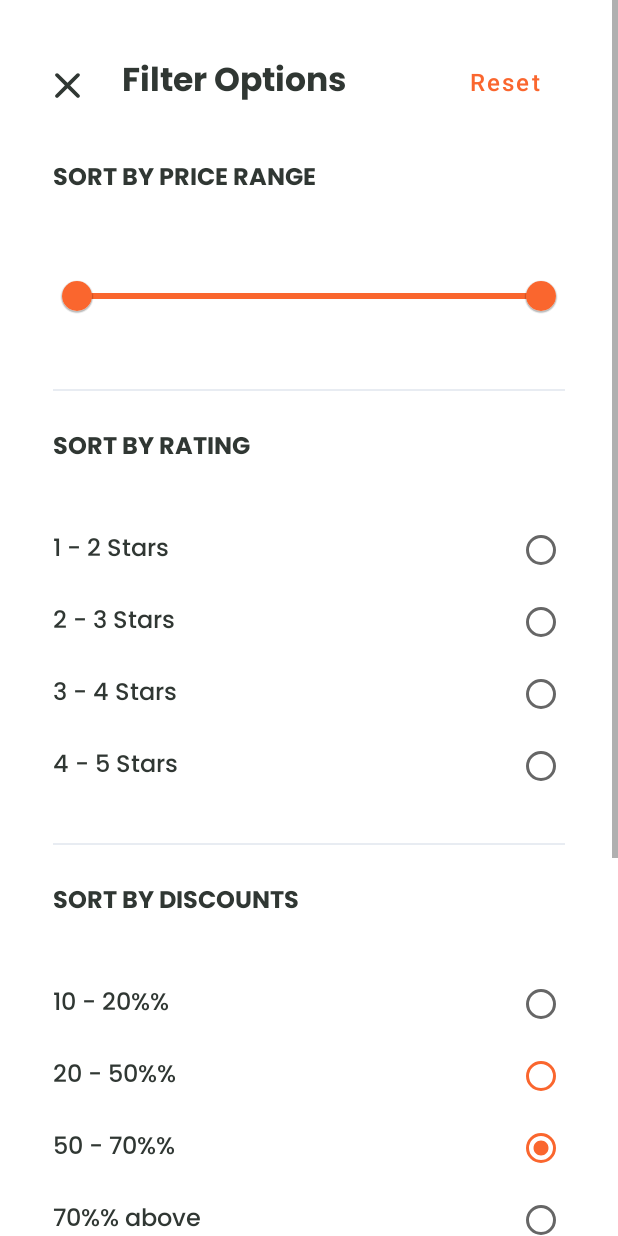
After one commit to IkPyDev/EcommerceAPP, an Android app: the fragment FilterFragment shown on its own in the app's theme, on a phone screen of 412 x 824 dp. The commit adds this screen. Run offline under Robolectric (Android 15) with nearby library versions, the phone set to English and light mode, and no system bars; our stand-ins replace Dagger/Hilt's generated code, paging.

Commit message:
Filter Ui Finished

```diff
--- a/app/src/main/java/com/ikpydev/ecommerceapp/domain/repo/ProductRepository.kt
+++ b/app/src/main/java/com/ikpydev/ecommerceapp/domain/repo/ProductRepository.kt
@@ -1,6 +1,5 @@
 package com.ikpydev.ecommerceapp.domain.repo
 
-import androidx.lifecycle.LiveData
 import androidx.paging.PagingData
 import com.ikpydev.ecommerceapp.data.api.product.dto.Category
 import com.ikpydev.ecommerceapp.data.api.product.dto.HomeResponse
--- /dev/null
+++ b/app/src/main/java/com/ikpydev/ecommerceapp/presention/filter/FilterFragment.kt
@@ -0,0 +1,59 @@
+package com.ikpydev.ecommerceapp.presention.filter
+
+import android.os.Bundle
+import android.view.LayoutInflater
+import android.view.View
+import android.view.ViewGroup
+import androidx.core.view.isVisible
+import androidx.fragment.app.Fragment
+import androidx.fragment.app.viewModels
+import androidx.navigation.fragment.findNavController
+import com.ikpydev.ecommerceapp.databinding.FilterFragmentBinding
+import com.ikpydev.ecommerceapp.databinding.ItemRadioGroupBinding
+import dagger.hilt.android.AndroidEntryPoint
+
+@AndroidEntryPoint
+class FilterFragment:Fragment() {
+
+    private lateinit var binding : FilterFragmentBinding
+    private val viewModel by viewModels<FilterViewModel>()
+
+
+    override fun onCreateView(
+        inflater: LayoutInflater,
+        container: ViewGroup?,
+        savedInstanceState: Bundle?
+    ): View {
+        binding = FilterFragmentBinding.inflate(inflater)
+        return binding.root
+
+    }
+
+    override fun onViewCreated(view: View, savedInstanceState: Bundle?) {
+        super.onViewCreated(view, savedInstanceState)
+
+        initUi()
+        subscribeToLiveData()
+    }
+
+    private fun subscribeToLiveData() = with(binding) {
+        viewModel.categories.observe(viewLifecycleOwner){category ->
+            listOf(categoryGroup,categoryTitle,othersDivider).forEach{it.isVisible = true}
+
+            category.forEach{
+                val radioBinding = ItemRadioGroupBinding.inflate(layoutInflater)
+                radioBinding.root.text = it.title
+                radioBinding.root.tag  = it
+            }
+
+        }
+    }
+
+    private fun initUi() = with(binding) {
+        close.setOnClickListener {
+            findNavController().popBackStack()
+        }
+
+    }
+
+}
--- /dev/null
+++ b/app/src/main/java/com/ikpydev/ecommerceapp/presention/filter/FilterViewModel.kt
@@ -0,0 +1,35 @@
+package com.ikpydev.ecommerceapp.presention.filter
+
+import androidx.lifecycle.MutableLiveData
+import androidx.lifecycle.ViewModel
+import androidx.lifecycle.viewModelScope
+import com.ikpydev.ecommerceapp.data.api.product.dto.Category
+import com.ikpydev.ecommerceapp.domain.repo.ProductRepository
+import com.ikpydev.ecommerceapp.utils.SingleLiveEvent
+import dagger.hilt.android.lifecycle.HiltViewModel
+import kotlinx.coroutines.launch
+import javax.inject.Inject
+
+@HiltViewModel
+class FilterViewModel @Inject constructor(private val productRepository: ProductRepository) :
+    ViewModel() {
+
+        val categories = MutableLiveData<List<Category>>()
+        val events = SingleLiveEvent<Event>()
+
+
+    fun getCategories() = viewModelScope.launch {
+        try {
+            val result  = productRepository.getCategories()
+            categories.postValue(result)
+        }catch (e:Exception) { events.postValue(Event.CategoryError)}
+    }
+}
+
+
+
+
+
+sealed class Event{
+    object  CategoryError : Event()
+}
--- /dev/null
+++ b/app/src/main/res/layout/filter_fragment.xml
@@ -0,0 +1,390 @@
+<?xml version="1.0" encoding="utf-8"?>
+<ScrollView xmlns:android="http://schemas.android.com/apk/res/android"
+    xmlns:app="http://schemas.android.com/apk/res-auto"
+    xmlns:tools="http://schemas.android.com/tools"
+    android:layout_width="match_parent"
+    android:layout_height="match_parent">
+
+    <androidx.constraintlayout.widget.ConstraintLayout
+        android:layout_width="match_parent"
+        android:layout_height="wrap_content"
+        android:paddingBottom="30dp">
+
+        <ImageView
+            android:id="@+id/close"
+            android:layout_width="42dp"
+            android:layout_height="42dp"
+            android:layout_marginStart="24dp"
+            android:layout_marginTop="36dp"
+            android:padding="6dp"
+            android:src="@drawable/ic_close"
+            app:layout_constraintStart_toStartOf="parent"
+            app:layout_constraintTop_toTopOf="parent" />
+
+        <TextView
+            android:id="@+id/filterTitle"
+            android:layout_width="wrap_content"
+            android:layout_height="wrap_content"
+            android:layout_marginStart="15dp"
+            android:fontFamily="@font/bold"
+
+
+            android:text="@string/Fragment_filter_title"
+            android:textColor="@color/dark_text"
+            android:textSize="22sp"
+            app:layout_constraintStart_toEndOf="@id/close"
+
+            app:layout_constraintTop_toTopOf="@id/close" />
+
+        <com.google.android.material.button.MaterialButton
+            android:id="@+id/reset"
+            style="@style/Widget.MaterialComponents.Button.TextButton"
+            android:layout_width="0dp"
+            android:layout_height="wrap_content"
+            android:layout_marginEnd="32dp"
+            android:text="@string/frgament_filter_reset"
+            android:textAllCaps="false"
+            android:textColor="@color/orange"
+
+            android:textSize="16sp"
+            app:layout_constraintBaseline_toBaselineOf="@id/filterTitle"
+            app:layout_constraintEnd_toEndOf="parent" />
+
+        <TextView
+            android:id="@+id/priceTitle"
+            android:layout_width="0dp"
+            android:layout_height="wrap_content"
+            android:layout_marginHorizontal="35dp"
+            android:layout_marginStart="35dp"
+            android:layout_marginTop="27dp"
+            android:fontFamily="@font/bold"
+            android:text="@string/Fragment_filter_price_title"
+            android:textAllCaps="true"
+            android:textColor="@color/dark_text"
+            android:textSize="16sp"
+            app:layout_constraintStart_toStartOf="parent"
+            app:layout_constraintTop_toBottomOf="@+id/close" />
+
+        <com.google.android.material.slider.RangeSlider
+
+            android:id="@+id/range"
+            android:layout_width="match_parent"
+            android:layout_height="wrap_content"
+            android:layout_marginHorizontal="35dp"
+            android:layout_marginTop="40dp"
+            android:valueFrom="0.0"
+            android:valueTo="1000.0"
+            app:layout_constraintStart_toStartOf="parent"
+
+            app:layout_constraintTop_toBottomOf="@id/priceTitle"
+            app:values="@array/initial_slider_values" />
+
+        <com.google.android.material.divider.MaterialDivider
+            android:id="@+id/priceDivider"
+            android:layout_width="match_parent"
+            android:layout_height="1dp"
+            android:layout_marginHorizontal="35dp"
+            android:layout_marginTop="38dp"
+            app:dividerColor="@color/gray_1"
+
+            app:layout_constraintTop_toBottomOf="@id/range" />
+
+        <TextView
+            android:id="@+id/ratingTitle"
+            android:layout_width="0dp"
+            android:layout_height="wrap_content"
+            android:layout_marginHorizontal="35dp"
+            android:layout_marginStart="35dp"
+            android:layout_marginTop="24dp"
+            android:fontFamily="@font/bold"
+            android:text="@string/Fragment_filter_rating_title"
+            android:textAllCaps="true"
+            android:textColor="@color/dark_text"
+            android:textSize="16sp"
+            app:layout_constraintStart_toStartOf="parent"
+            app:layout_constraintTop_toBottomOf="@+id/priceDivider" />
+
+
+        <RadioGroup
+            android:id="@+id/ratingGroup"
+            android:layout_width="match_parent"
+            android:layout_height="wrap_content"
+            android:layout_marginHorizontal="35dp"
+
+            android:layout_marginTop="30dp"
+
+            app:layout_constraintTop_toBottomOf="@+id/ratingTitle">
+
+            <RadioButton
+                android:layout_width="match_parent"
+                android:layout_height="wrap_content"
+                android:button="@null"
+                android:buttonTint="@color/orange"
+                android:drawableEnd="?android:attr/listChoiceIndicatorSingle"
+                android:fontFamily="@font/medium"
+                android:text="@string/fragment_filter_one_two_starts"
+                android:textColor="@color/dark_text"
+                android:textSize="16sp" />
+
+            <RadioButton
+                android:layout_width="match_parent"
+                android:layout_height="wrap_content"
+                android:button="@null"
+                android:buttonTint="@color/orange"
+                android:drawableEnd="?android:attr/listChoiceIndicatorSingle"
+                android:fontFamily="@font/medium"
+                android:text="@string/fragment_filter_two_thee_starts"
+                android:textColor="@color/dark_text"
+                android:textSize="16sp" />
+
+            <RadioButton
+                android:layout_width="match_parent"
+                android:layout_height="wrap_content"
+                android:button="@null"
+                android:buttonTint="@color/orange"
+                android:drawableEnd="?android:attr/listChoiceIndicatorSingle"
+                android:fontFamily="@font/medium"
+                android:text="@string/fragment_filter_three_four_starts"
+                android:textColor="@color/dark_text"
+                android:textSize="16sp" />
+
+            <RadioButton
+                android:layout_width="match_parent"
+                android:layout_height="wrap_content"
+                android:button="@null"
+                android:buttonTint="@color/orange"
+                android:drawableEnd="?android:attr/listChoiceIndicatorSingle"
+                android:fontFamily="@font/medium"
+                android:text="@string/fragment_filter_four_fife_starts"
+                android:textColor="@color/dark_text"
+                android:textSize="16sp" />
+        </RadioGroup>
+
+        <com.google.android.material.divider.MaterialDivider
+            android:id="@+id/ratingDivider"
+            android:layout_width="match_parent"
+            android:layout_height="1dp"
+            android:layout_marginHorizontal="35dp"
+            android:layout_marginTop="27dp"
+            app:dividerColor="@color/gray_1"
+
+            app:layout_constraintTop_toBottomOf="@id/ratingGroup" />
+
+
+        <TextView
+            android:id="@+id/discountTitle"
+            android:layout_width="0dp"
+            android:layout_height="wrap_content"
+            android:layout_marginHorizontal="35dp"
+            android:layout_marginStart="35dp"
+            android:layout_marginTop="24dp"
+            android:fontFamily="@font/bold"
+            android:text="@string/Fragment_filter_discount_title"
+            android:textAllCaps="true"
+            android:textColor="@color/dark_text"
+            android:textSize="16sp"
+            app:layout_constraintStart_toStartOf="parent"
+            app:layout_constraintTop_toBottomOf="@+id/ratingDivider" />
+
+
+        <RadioGroup
+            android:id="@+id/discountGroup"
+            android:layout_width="match_parent"
+            android:layout_height="wrap_content"
+            android:layout_marginHorizontal="35dp"
+
+            android:layout_marginTop="30dp"
+
+            app:layout_constraintTop_toBottomOf="@+id/discountTitle">
+
+            <RadioButton
+                android:layout_width="match_parent"
+                android:layout_height="wrap_content"
+                android:button="@null"
+                android:buttonTint="@color/orange"
+                android:drawableEnd="?android:attr/listChoiceIndicatorSingle"
+                android:fontFamily="@font/medium"
+                android:text="@string/fragment_filter_10_20"
+                android:textColor="@color/dark_text"
+                android:textSize="16sp" />
+
+            <RadioButton
+                android:layout_width="match_parent"
+                android:layout_height="wrap_content"
+                android:buttonTint="@color/orange"
+                android:fontFamily="@font/medium"
+                android:layoutDirection="rtl"
+
+                android:text="@string/fragment_filter_25_50"
+
+                android:textColor="@color/dark_text"
+                android:textDirection="ltr"
+                android:textSize="16sp" />
+
+            <RadioButton
+                android:layout_width="match_parent"
+                android:layout_height="wrap_content"
+                android:buttonTint="@color/orange"
+                android:checked="true"
+                android:fontFamily="@font/medium"
+                android:layoutDirection="rtl"
+                android:text="@string/fragment_filter_50_70"
+                android:textColor="@color/dark_text"
+                android:textDirection="ltr"
+                android:textSize="16sp" />
+
+            <RadioButton
+                android:layout_width="match_parent"
+                android:layout_height="wrap_content"
+                android:button="@null"
+                android:buttonTint="@color/orange"
+                android:drawableEnd="?android:attr/listChoiceIndicatorSingle"
+                android:fontFamily="@font/medium"
+                android:text="@string/fragment_filter_70"
+                android:textColor="@color/dark_text"
+                android:textSize="16sp" />
+        </RadioGroup>
+
+        <com.google.android.material.divider.MaterialDivider
+            android:id="@+id/discountDivider"
+            android:layout_width="match_parent"
+            android:layout_height="1dp"
+            android:layout_marginHorizontal="35dp"
+            android:layout_marginTop="27dp"
+            app:dividerColor="@color/gray_1"
+
+            app:layout_constraintTop_toBottomOf="@id/discountGroup" />
+
+        <TextView
+            android:id="@+id/othersTitle"
+            android:layout_width="0dp"
+            android:layout_height="wrap_content"
+            android:layout_marginHorizontal="35dp"
+            android:layout_marginTop="24dp"
+            android:fontFamily="@font/bold"
+            android:text="@string/Fragment_filter_others_title"
+            android:textAllCaps="true"
+            android:textColor="@color/dark_text"
+            android:textSize="16sp"
+            app:layout_constraintStart_toStartOf="parent"
+            app:layout_constraintTop_toBottomOf="@+id/discountDivider" />
+
+
+        <CheckBox
+            android:id="@+id/discountSort"
+            android:layout_width="0dp"
+            android:layout_height="wrap_content"
+            android:layout_marginStart="32dp"
+            android:layout_marginTop="31dp"
+            android:layout_marginEnd="8dp"
+            android:buttonTint="@color/orange"
+            android:checked="true"
+            android:fontFamily="@font/medium"
+            android:text="@string/fragment_filter_discount"
+            android:textColor="@color/dark_text"
+            android:textSize="16sp"
+            app:layout_constraintEnd_toStartOf="@id/shippingSort"
+            app:layout_constraintStart_toStartOf="parent"
+            app:layout_constraintTop_toBottomOf="@id/othersTitle" />
+
+        <CheckBox
+            android:id="@+id/shippingSort"
+            android:layout_width="0dp"
+            android:layout_height="wrap_content"
+            android:layout_marginStart="8dp"
+            android:layout_marginTop="31dp"
+            android:layout_marginEnd="32dp"
+            android:buttonTint="@color/orange"
+            android:fontFamily="@font/medium"
+            android:text="@string/fragment_filter_free_shipping"
+            android:textColor="@color/dark_text"
+            android:textSize="16sp"
+            app:layout_constraintEnd_toEndOf="parent"
+            app:layout_constraintStart_toEndOf="@id/discountSort"
+            app:layout_constraintTop_toBottomOf="@id/othersTitle" />
+
+        <CheckBox
+            android:id="@+id/voucherSort"
+            android:layout_width="0dp"
+            android:layout_height="wrap_content"
+            android:layout_marginStart="32dp"
+            android:layout_marginTop="31dp"
+            android:layout_marginEnd="8dp"
+            android:buttonTint="@color/orange"
+            android:fontFamily="@font/medium"
+            android:text="@string/fragment_filter_voucher"
+            android:textColor="@color/dark_text"
+            android:textSize="16sp"
+            app:layout_constraintEnd_toStartOf="@id/deliverySort"
+            app:layout_constraintStart_toStartOf="parent"
+            app:layout_constraintTop_toBottomOf="@id/discountSort" />
+
+        <CheckBox
+            android:id="@+id/deliverySort"
+            android:layout_width="0dp"
+            android:layout_height="wrap_content"
+            android:layout_marginStart="8dp"
+            android:layout_marginTop="31dp"
+            android:layout_marginEnd="32dp"
+            android:buttonTint="@color/orange"
+            android:fontFamily="@font/medium"
+            android:text="@string/fragment_filter_same_day"
+            android:textColor="@color/dark_text"
+            android:textSize="16sp"
+            app:layout_constraintEnd_toEndOf="parent"
+            app:layout_constraintStart_toEndOf="@id/voucherSort"
+            app:layout_constraintTop_toBottomOf="@id/shippingSort" />
+
+        <com.google.android.material.divider.MaterialDivider
+            android:id="@+id/othersDivider"
+            android:layout_width="match_parent"
+            android:layout_height="1dp"
+            android:layout_marginHorizontal="35dp"
+            android:layout_marginTop="27dp"
+            app:dividerColor="@color/gray_1"
+
+            app:layout_constraintTop_toBottomOf="@id/deliverySort" />
+
+
+        <TextView
+            android:id="@+id/categoryTitle"
+            android:layout_width="0dp"
+            android:layout_height="wrap_content"
+            android:layout_marginHorizontal="35dp"
+            android:layout_marginTop="24dp"
+            android:fontFamily="@font/bold"
+            android:text="@string/Fragment_filter_category_title"
+            android:textAllCaps="true"
+            android:textColor="@color/dark_text"
+            android:textSize="16sp"
+            app:layout_constraintStart_toStartOf="parent"
+            app:layout_constraintTop_toBottomOf="@+id/othersDivider" />
+
+        <RadioGroup
+            android:id="@+id/categoryGroup"
+            android:layout_width="match_parent"
+            android:layout_height="wrap_content"
+            android:layout_marginHorizontal="35dp"
+            app:layout_constraintTop_toBottomOf="@id/categoryGroup"
+            android:layout_marginTop="31dp"/>
+
+
+        <com.google.android.material.button.MaterialButton
+            android:id="@+id/apply"
+            android:layout_width="match_parent"
+            android:layout_height="60dp"
+            android:layout_marginHorizontal="32dp"
+            android:background="@drawable/button_backgound"
+            android:backgroundTint="@null"
+            android:fontFamily="@font/extra_bold"
+            android:text="@string/fragment_apple"
+            android:textAllCaps="true"
+            android:layout_marginTop="24dp"
+            app:layout_constraintTop_toBottomOf="@id/categoryGroup"
+            app:layout_constraintBottom_toBottomOf="parent"
+            android:textSize="16sp"
+            app:backgroundTint="@null"
+            tools:layout_editor_absoluteX="32dp" />
+
+    </androidx.constraintlayout.widget.ConstraintLayout>
+</ScrollView>
--- /dev/null
+++ b/app/src/main/res/layout/item_radio_group.xml
@@ -0,0 +1,14 @@
+<?xml version="1.0" encoding="utf-8"?>
+<RadioButton android:layout_width="match_parent"
+    android:layout_height="wrap_content"
+    xmlns:tools="http://schemas.android.com/tools"
+    android:buttonTint="@color/orange"
+    android:fontFamily="@font/medium"
+    android:layoutDirection="rtl"
+
+    tools:text="@string/fragment_filter_25_50"
+
+    android:textColor="@color/dark_text"
+    android:textDirection="ltr"
+    android:textSize="16sp"
+    xmlns:android="http://schemas.android.com/apk/res/android" />
--- a/app/src/main/res/values-night/themes.xml
+++ b/app/src/main/res/values-night/themes.xml
@@ -2,7 +2,7 @@
     <!-- Base application theme. -->
     <style name="Theme.EcommerceAPP" parent="Theme.MaterialComponents.DayNight.NoActionBar">
         <!-- Primary brand color. -->
-        <item name="colorPrimary">@color/purple_200</item>
+        <item name="colorPrimary">@color/orange</item>
         <item name="colorPrimaryVariant">@color/purple_700</item>
         <item name="colorOnPrimary">@color/black</item>
         <!-- Secondary brand color. -->
--- /dev/null
+++ b/app/src/main/res/values/arrays.xml
@@ -0,0 +1,8 @@
+<?xml version="1.0" encoding="utf-8"?>
+<resources>
+    <array name="initial_slider_values">
+        <item>0.0</item>
+        <item>1000.0</item>
+    </array>
+
+</resources>
--- a/app/src/main/res/values/strings.xml
+++ b/app/src/main/res/values/strings.xml
@@ -46,4 +46,24 @@
     <string name="resent">Recent Search</string>
     <string name="clear_all">Clear All</string>
     <string name="SearchRes">Search Result</string>
+    <string name="Fragment_filter_title">Filter Options</string>
+    <string name="frgament_filter_reset">Reset</string>
+    <string name="Fragment_filter_price_title">sort by PRIce range</string>
+    <string name="Fragment_filter_rating_title">Sort by Rating</string>
+    <string name="fragment_filter_one_two_starts">1 - 2 Stars</string>
+    <string name="fragment_filter_two_thee_starts">2 - 3 Stars</string>
+    <string name="fragment_filter_three_four_starts">3 - 4 Stars</string>
+    <string name="fragment_filter_four_fife_starts">4 - 5 Stars</string>
+    <string name="Fragment_filter_discount_title">Sort by discounts</string>
+    <string name="fragment_filter_10_20">10 - 20%%</string>
+    <string name="fragment_filter_25_50">20 - 50%%</string>
+    <string name="fragment_filter_50_70">50 - 70%%</string>
+    <string name="fragment_filter_70">70%% above</string>
+    <string name="Fragment_filter_others_title">Sort by others</string>
+    <string name="fragment_filter_discount">Discount</string>
+    <string name="fragment_filter_free_shipping">Free Shipping</string>
+    <string name="fragment_filter_voucher">Voucher</string>
+    <string name="fragment_filter_same_day">Same Day Deli</string>
+    <string name="Fragment_filter_category_title">Sort by categories</string>
+    <string name="fragment_apple">apply filter</string>
 </resources>
--- a/app/src/main/res/values/themes.xml
+++ b/app/src/main/res/values/themes.xml
@@ -2,7 +2,7 @@
     <!-- Base application theme. -->
     <style name="Theme.EcommerceAPP" parent="Theme.MaterialComponents.DayNight.NoActionBar">
         <!-- Primary brand color. -->
-        <item name="colorPrimary">@color/purple_500</item>
+        <item name="colorPrimary">@color/orange</item>
         <item name="colorPrimaryVariant">@color/purple_700</item>
         <item name="colorOnPrimary">@color/white</item>
         <!-- Secondary brand color. -->
```
